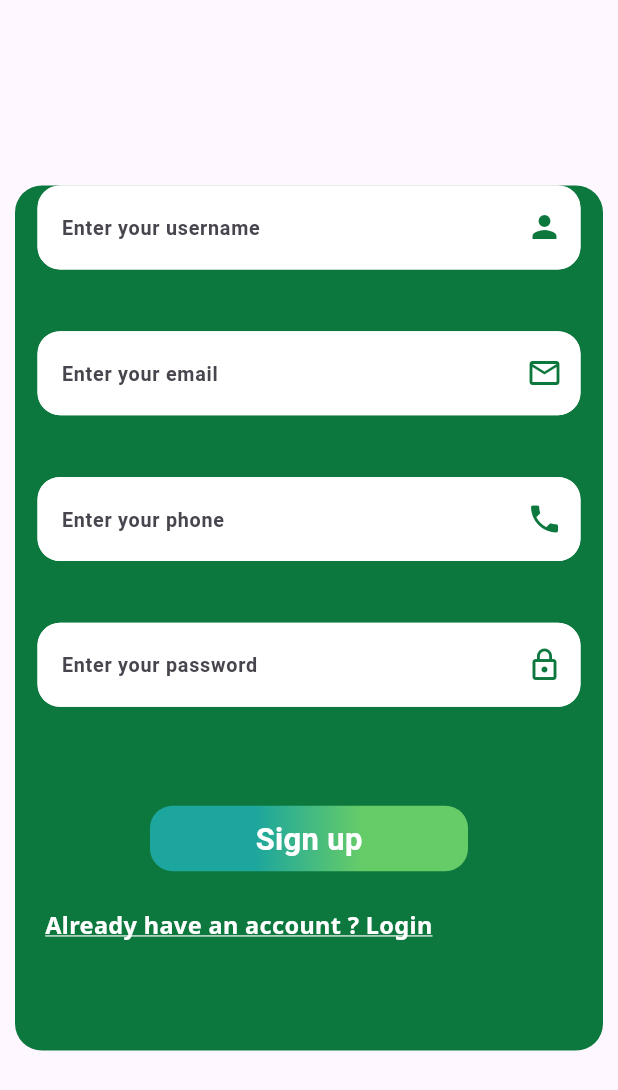
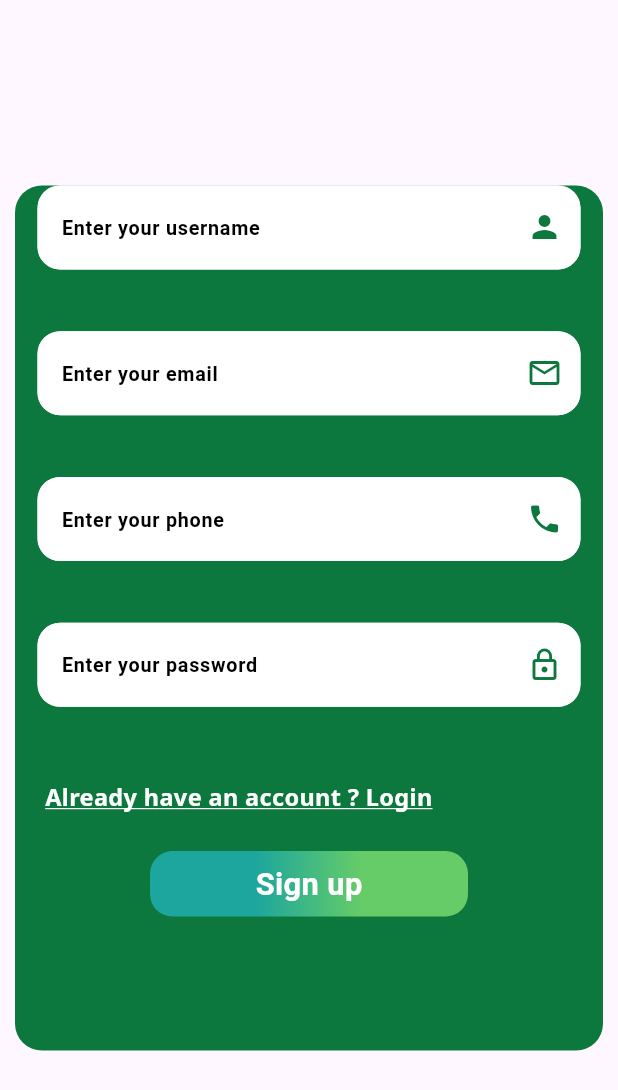
Before and after one commit to Yasmeen-aboeleneen/Drug_Scan, a Flutter app: the CustomSignupContainer widget shown alone on an empty page, opened directly, on a phone screen of 412 x 824 dp. Shown: the top 1090 px of the screen. Run offline on Flutter 3.47's test engine with Material 3 defaults, Android fonts, the phone set to English and light mode, and no system bars; our stand-ins replace google_fonts.

```diff
--- a/lib/Views/Auth/login_screen.dart
+++ b/lib/Views/Auth/login_screen.dart
@@ -12,7 +12,8 @@ class LoginScreen extends StatelessWidget {
     var w = MediaQuery.of(context).size.width;
     return Scaffold(
       backgroundColor: kveryWhite,
-      body: Column(
+      body: SingleChildScrollView(
+        child: Column(
           children: [
             SizedBox(height: h * .056),
             Row(
@@ -33,6 +34,7 @@ class LoginScreen extends StatelessWidget {
             const CustomLoginContainer()
           ],
         ),
+      ),
     );
   }
 }
--- a/lib/Widgets/custom_login_container.dart
+++ b/lib/Widgets/custom_login_container.dart
@@ -26,13 +26,16 @@ class CustomLoginContainer extends StatelessWidget {
             children: [
               SizedBox(height: h * .05),
               const CustomTextField(
+                filledcolor: kveryWhite,
                 icon: Icons.mail_outline_outlined,
                 hintText: 'Enter your email',
                 iconColor: kPrimary,
-                keyboardType: TextInputType.emailAddress,
+                keyboardType: TextInputType.emailAddress, hintcolor: kBlack,
               ),
               SizedBox(height: h * .05),
               const CustomTextField(
+                hintcolor: kBlack,
+                filledcolor: kveryWhite,
                 icon: Icons.lock_outline,
                 hintText: 'Enter your password',
                 iconColor: kPrimary,
--- a/lib/Widgets/custom_signup_container.dart
+++ b/lib/Widgets/custom_signup_container.dart
@@ -24,6 +24,8 @@ class CustomSignupContainer extends StatelessWidget {
             scrollDirection: Axis.vertical,
             children: [
               const CustomTextField(
+                hintcolor: kBlack,
+                filledcolor: kveryWhite,
                 icon: Icons.person,
                 hintText: 'Enter your username',
                 iconColor: kPrimary,
@@ -31,6 +33,8 @@ class CustomSignupContainer extends StatelessWidget {
               ),
               SizedBox(height: h * .05),
               const CustomTextField(
+                hintcolor: kBlack,
+                filledcolor: kveryWhite,
                 icon: Icons.mail_outline_outlined,
                 hintText: 'Enter your email',
                 iconColor: kPrimary,
@@ -38,6 +42,8 @@ class CustomSignupContainer extends StatelessWidget {
               ),
               SizedBox(height: h * .05),
               const CustomTextField(
+                hintcolor: kBlack,
+                filledcolor: kveryWhite,
                 icon: Icons.phone,
                 hintText: 'Enter your phone',
                 iconColor: kPrimary,
@@ -45,18 +51,15 @@ class CustomSignupContainer extends StatelessWidget {
               ),
               SizedBox(height: h * .05),
               const CustomTextField(
+                hintcolor: kBlack,
+                filledcolor: kveryWhite,
                 icon: Icons.lock_outline,
                 hintText: 'Enter your password',
                 iconColor: kPrimary,
                 keyboardType: TextInputType.text,
               ),
-              SizedBox(height: h * .02),
               SizedBox(
                 height: h * .06,
-              ),
-              const CustomButton(text: 'Sign up'),
-              SizedBox(
-                height: h * .03,
               ),
               Padding(
                 padding: const EdgeInsets.only(right: 20, left: 20),
@@ -81,6 +84,13 @@ class CustomSignupContainer extends StatelessWidget {
                   ),
                 ),
               ),
+              SizedBox(
+                height: h * .03,
+              ),
+              const CustomButton(text: 'Sign up'),
+              SizedBox(
+                height: h * .03,
+              ),
             ],
           ),
         ),
--- a/lib/Widgets/custom_text_field.dart
+++ b/lib/Widgets/custom_text_field.dart
@@ -1,20 +1,23 @@
-// ignore_for_file: public_member_api_docs, sort_constructors_first
 import 'package:flutter/material.dart';
 
 import 'package:drug_scan_app/Core/Constants/colors.dart';
 
 class CustomTextField extends StatelessWidget {
   const CustomTextField({
-    Key? key,
-    required Color iconColor,
+    super.key,
     required this.hintText,
     required this.keyboardType,
     required this.icon,
-  }) : super(key: key);
+    required this.filledcolor,
+    required this.hintcolor, required Color iconColor,
+  });
+
   final String hintText;
   final TextInputType keyboardType;
-  // final TextEditingController textEditingController;
   final IconData icon;
+  final Color filledcolor;
+  final Color hintcolor;
+
   @override
   Widget build(BuildContext context) {
     var w = MediaQuery.of(context).size.width;
@@ -22,10 +25,9 @@ class CustomTextField extends StatelessWidget {
       padding: const EdgeInsets.only(left: 15, right: 15),
       child: TextFormField(
         keyboardType: keyboardType,
-        // controller: textEditingController,
         textCapitalization: TextCapitalization.words,
         decoration: InputDecoration(
-          fillColor: kveryWhite,
+          fillColor: filledcolor,
           filled: true,
           suffixIcon: Icon(
             icon,
@@ -41,6 +43,7 @@ class CustomTextField extends StatelessWidget {
           hintStyle: TextStyle(
             fontSize: w * .032,
             fontWeight: FontWeight.bold,
+            color: hintcolor, // Set the hint text color here
           ),
         ),
       ),
```
Also changed, not shown: lib/Views/Auth/forgot_password_screen.dart (+19 -1 lines). Lines whose indentation alone changed are shown as unchanged.
